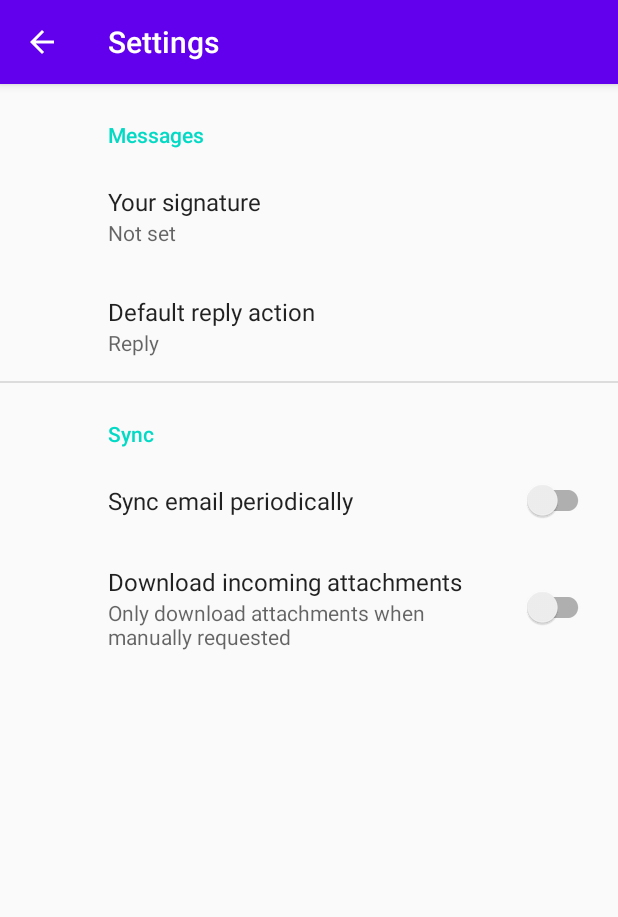
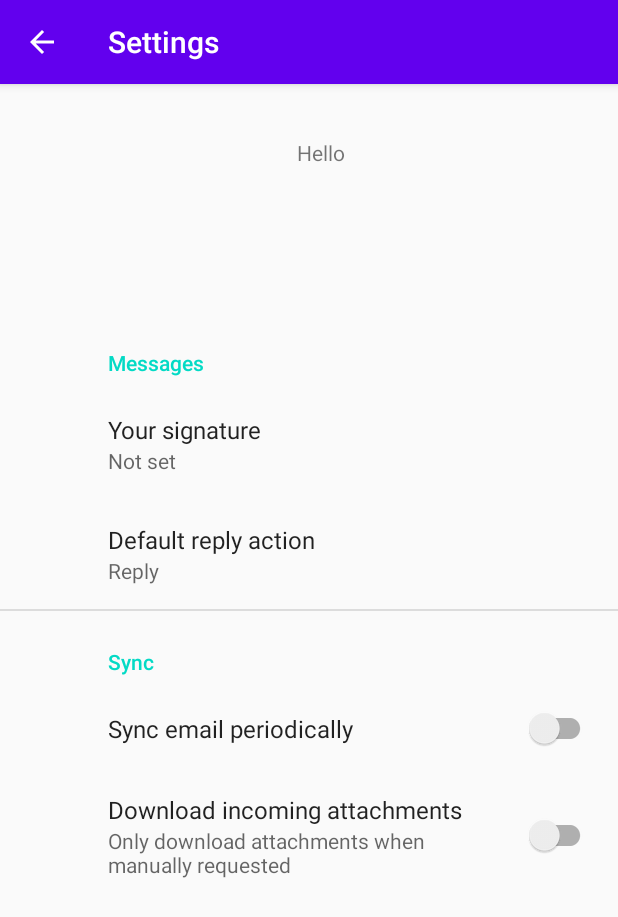
Before and after one commit to FluffyCherub/gee301_project, an Android app: the settings screen opened directly, with no data from a screen before it, on a phone screen of 412 x 824 dp. Shown: the top 917 px of the screen. Run offline under Robolectric (Android 15) with nearby library versions, the phone set to English and light mode, and no system bars; our stand-ins replace androidx.preference.

Commit message:
it just works

```diff
--- a/app/src/main/java/com/example/gee301_app_active/FirstFragment.java
+++ b/app/src/main/java/com/example/gee301_app_active/FirstFragment.java
@@ -96,8 +96,10 @@ public class FirstFragment extends Fragment {
                             getActivity().runOnUiThread(new Runnable() {
                                 @Override
                                 public void run() {
+
                                     try {
                                         // get JSONObject from JSON file
+
                                         String body = cS.ResponseBody.get(0);
                                         JSONObject obj = new JSONObject(body);
                                         // get names
@@ -123,7 +125,7 @@ public class FirstFragment extends Fragment {
                                     first.setText("Hello Guest!!!");
                                 }
                             });
-                            System.out.println("Hello Guest!!!");
+                            System.out.println("Hello Guest!!! Status and code:"+ cS.status + +cS.ResponseCode);
                         }
 
                     }
--- a/app/src/main/java/com/example/gee301_app_active/MainActivity.java
+++ b/app/src/main/java/com/example/gee301_app_active/MainActivity.java
@@ -23,6 +23,7 @@ public class MainActivity extends AppCompatActivity {
         Toolbar toolbar = findViewById(R.id.toolbar);
         setSupportActionBar(toolbar);
 
+        /*
         FloatingActionButton fab = findViewById(R.id.fab);
         fab.setOnClickListener(new View.OnClickListener() {
             @Override
@@ -30,7 +31,7 @@ public class MainActivity extends AppCompatActivity {
                 Snackbar.make(view, "This doesn't do anything.", Snackbar.LENGTH_LONG)
                         .setAction("Action", null).show();
             }
-        });
+        });*/
     }
 
     @Override
--- a/app/src/main/java/com/example/gee301_app_active/connectAlt.java
+++ b/app/src/main/java/com/example/gee301_app_active/connectAlt.java
@@ -46,12 +46,12 @@ public class connectAlt implements Runnable {
             auth_req.put("part", "");
             con.setRequestProperty("auth_req", auth_req.toString());*/
 
-
+            /*
             con.setRequestProperty("auth_id","main");
             con.setRequestProperty("auth_key","bigsecret");
             con.setRequestProperty("userid","G-HdhqYGX7OQIL8hD2F2");
             con.setRequestProperty("usersecret","sUHaG0aaA3aXIiv2KxDBVWp51");
-            con.setRequestProperty("part","");
+            con.setRequestProperty("part",""); */
 
             //  "auth_id": "main",
             //    "auth_key": "bigsecret",
--- a/app/src/main/java/com/example/gee301_app_active/login_activity.java
+++ b/app/src/main/java/com/example/gee301_app_active/login_activity.java
@@ -42,7 +42,7 @@ public class login_activity extends AppCompatActivity {
                     postData.put("auth_id", auth_id);
                     postData.put("auth_key", auth_secret);
 
-                    final connect cS = new connect("https://medicap.auburnhr.com/validatelogin", "POST", postData.toString());
+                    final connectAlt cS = new connectAlt("https://medicap.auburnhr.com/validatelogin", "POST", postData.toString());
                     final Thread cS_worker = new Thread(cS);
 
                     final View login_view = findViewById(R.id.login_ui);
@@ -86,6 +86,7 @@ public class login_activity extends AppCompatActivity {
                                         Snackbar.make(login_view, "Failed!", Snackbar.LENGTH_LONG).setAction("Action", null).show();
                                         TextView login_status = (TextView) findViewById(R.id.login_status);
                                         login_status.setText("Login Failed");
+                                        System.out.println("Status: " + cS.status+ "Response Code:" + cS.ResponseCode);
                                     }
                                 }
                             });
--- a/app/src/main/res/layout/activity_main.xml
+++ b/app/src/main/res/layout/activity_main.xml
@@ -22,12 +22,13 @@
 
     <include layout="@layout/content_main" />
 
+    <!--
     <com.google.android.material.floatingactionbutton.FloatingActionButton
         android:id="@+id/fab"
         android:layout_width="wrap_content"
         android:layout_height="wrap_content"
         android:layout_gravity="bottom|end"
         android:layout_margin="@dimen/fab_margin"
-        app:srcCompat="@android:drawable/ic_dialog_email" />
+        app:srcCompat="@android:drawable/ic_dialog_email" /> -->
 
 </androidx.coordinatorlayout.widget.CoordinatorLayout>
--- a/app/src/main/res/layout/settings_activity.xml
+++ b/app/src/main/res/layout/settings_activity.xml
@@ -1,9 +1,50 @@
+<?xml version="1.0" encoding="utf-8"?>
+
+<androidx.constraintlayout.widget.ConstraintLayout xmlns:android="http://schemas.android.com/apk/res/android"
+    xmlns:app="http://schemas.android.com/apk/res-auto"
+    xmlns:tools="http://schemas.android.com/tools"
+    android:layout_width="match_parent"
+    android:layout_height="match_parent"
+    tools:context=".FirstFragment">
+
+    <TextView
+        android:id="@+id/user_setting"
+        android:layout_width="332dp"
+        android:layout_height="74dp"
+        android:layout_marginStart="48dp"
+        android:layout_marginTop="36dp"
+        android:layout_weight="1"
+        android:text="@string/user_setting"
+        android:textAlignment="center"
+        app:layout_constraintStart_toStartOf="parent"
+        app:layout_constraintTop_toTopOf="parent" />
+
+    <FrameLayout
+        android:id="@+id/settings"
+        android:layout_width="413dp"
+        android:layout_height="582dp"
+        android:layout_marginTop="152dp"
+        app:layout_constraintStart_toStartOf="parent"
+        app:layout_constraintTop_toTopOf="parent" />
+
+
+</androidx.constraintlayout.widget.ConstraintLayout>
+
+<!--
 <LinearLayout xmlns:android="http://schemas.android.com/apk/res/android"
     android:layout_width="match_parent"
     android:layout_height="match_parent">
 
+    <TextView
+        android:id="@+id/textView"
+        android:layout_width="wrap_content"
+        android:layout_height="wrap_content"
+        android:layout_weight="1"
+        android:text="TextView" />
+
     <FrameLayout
         android:id="@+id/settings"
-        android:layout_width="match_parent"
-        android:layout_height="match_parent" />
-</LinearLayout>
+        android:layout_width="316dp"
+        android:layout_height="548dp" />
+
+</LinearLayout> -->
--- a/app/src/main/res/values/strings.xml
+++ b/app/src/main/res/values/strings.xml
@@ -39,4 +39,5 @@
     <string name="FirstData">Your Current Data</string>
     <string name="third_fragment_label">Third Fragment</string>
     <string name="greeting">Hello Guest!</string>
+    <string name="user_setting">Hello</string>
 </resources>
```
